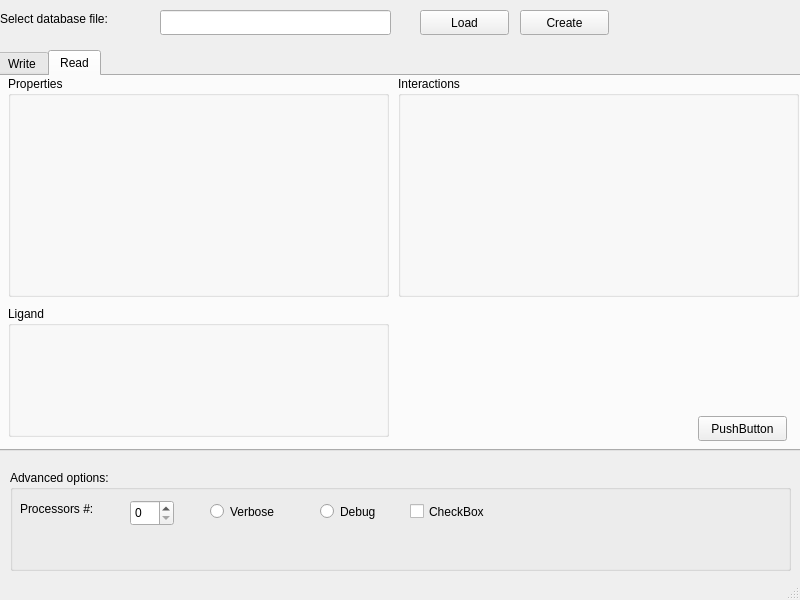
Before: the Qt Designer form GUI/UI/main.ui in forlilab/Ringtail, drawn with Qt 5.
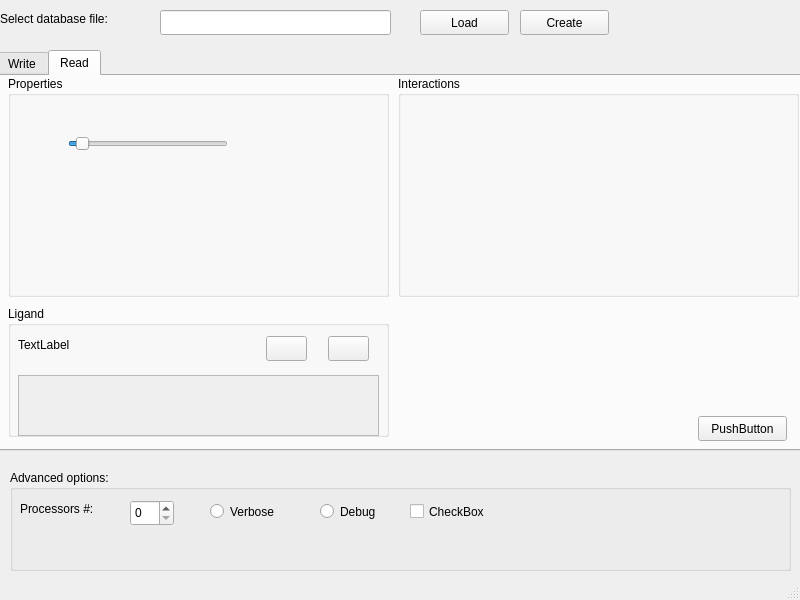
After: the same form once the commit is applied. Icons and pictures are not drawn.

Commit message: Added ligand filter for read tab

Patch:
```diff
--- a/GUI/UI/main.ui
+++ b/GUI/UI/main.ui
@@ -383,9 +383,45 @@
         <height>221</height>
        </rect>
       </property>
+      <property name="autoFillBackground">
+       <bool>false</bool>
+      </property>
       <property name="title">
        <string>Properties</string>
       </property>
+      <widget class="QSlider" name="horizontalSlider">
+       <property name="geometry">
+        <rect>
+         <x>60</x>
+         <y>60</y>
+         <width>160</width>
+         <height>16</height>
+        </rect>
+       </property>
+       <property name="autoFillBackground">
+        <bool>false</bool>
+       </property>
+       <property name="styleSheet">
+        <string notr="true">groove:horizontal {
+    border: 1px solid #999999;
+    height: 8px; /* the groove expands to the size of the slider by default. by giving it a height, it has a fixed size */
+    background: qlineargradient(x1:0, y1:0, x2:0, y2:1, stop:0 #B1B1B1, stop:1 #c4c4c4);
+    margin: 2px 0;
+}</string>
+       </property>
+       <property name="minimum">
+        <number>-5</number>
+       </property>
+       <property name="orientation">
+        <enum>Qt::Horizontal</enum>
+       </property>
+       <property name="invertedAppearance">
+        <bool>false</bool>
+       </property>
+       <property name="invertedControls">
+        <bool>false</bool>
+       </property>
+      </widget>
      </widget>
      <widget class="QGroupBox" name="readInteractionsGroupBox">
       <property name="geometry">
@@ -412,6 +448,74 @@
       <property name="title">
        <string>Ligand</string>
       </property>
+      <widget class="QLabel" name="label_2">
+       <property name="geometry">
+        <rect>
+         <x>10</x>
+         <y>30</y>
+         <width>67</width>
+         <height>17</height>
+        </rect>
+       </property>
+       <property name="text">
+        <string>TextLabel</string>
+       </property>
+      </widget>
+      <widget class="QScrollArea" name="scrollArea">
+       <property name="geometry">
+        <rect>
+         <x>10</x>
+         <y>69</y>
+         <width>361</width>
+         <height>61</height>
+        </rect>
+       </property>
+       <property name="widgetResizable">
+        <bool>true</bool>
+       </property>
+       <widget class="QWidget" name="scrollAreaWidgetContents">
+        <property name="geometry">
+         <rect>
+          <x>0</x>
+          <y>0</y>
+          <width>359</width>
+          <height>59</height>
+         </rect>
+        </property>
+       </widget>
+      </widget>
+      <widget class="QPushButton" name="pushButton_3">
+       <property name="geometry">
+        <rect>
+         <x>258</x>
+         <y>30</y>
+         <width>41</width>
+         <height>25</height>
+        </rect>
+       </property>
+       <property name="text">
+        <string/>
+       </property>
+       <property name="icon">
+        <iconset theme="add"/>
+       </property>
+      </widget>
+      <widget class="QPushButton" name="pushButton_4">
+       <property name="geometry">
+        <rect>
+         <x>320</x>
+         <y>30</y>
+         <width>41</width>
+         <height>25</height>
+        </rect>
+       </property>
+       <property name="text">
+        <string/>
+       </property>
+       <property name="icon">
+        <iconset theme="remove"/>
+       </property>
+      </widget>
      </widget>
      <widget class="QPushButton" name="pushButton_2">
       <property name="geometry">
```
The commit also changes 1 other file.
